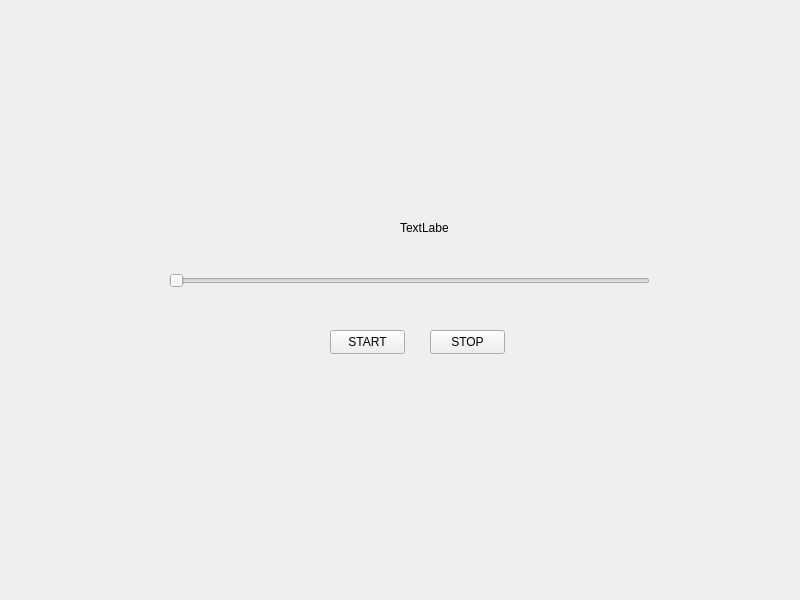
The window that tone_slider/toneslider.ui (aronsar/synth) describes before a commit, drawn with Qt 5.
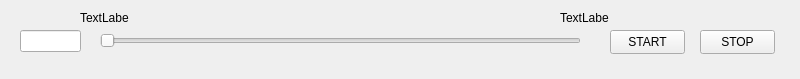
The same window after the commit.

Commit message: widgetized toneslider and added 3 copies to main window

Patch:
```diff
--- a/tone_slider/toneslider.ui
+++ b/tone_slider/toneslider.ui
@@ -7,7 +7,7 @@
     <x>0</x>
     <y>0</y>
     <width>800</width>
-    <height>600</height>
+    <height>79</height>
    </rect>
   </property>
   <property name="windowTitle">
@@ -16,8 +16,8 @@
   <widget class="QSlider" name="horizontalSlider">
    <property name="geometry">
     <rect>
-     <x>169</x>
-     <y>270</y>
+     <x>100</x>
+     <y>30</y>
      <width>481</width>
      <height>22</height>
     </rect>
@@ -29,8 +29,8 @@
   <widget class="QPushButton" name="startButton">
    <property name="geometry">
     <rect>
-     <x>330</x>
-     <y>330</y>
+     <x>610</x>
+     <y>30</y>
      <width>75</width>
      <height>24</height>
     </rect>
@@ -42,8 +42,8 @@
   <widget class="QPushButton" name="stopButton">
    <property name="geometry">
     <rect>
-     <x>430</x>
-     <y>330</y>
+     <x>700</x>
+     <y>30</y>
      <width>75</width>
      <height>24</height>
     </rect>
@@ -52,11 +52,34 @@
     <string>STOP</string>
    </property>
   </widget>
-  <widget class="QLabel" name="label">
+  <widget class="QLineEdit" name="lineEdit">
    <property name="geometry">
     <rect>
-     <x>400</x>
-     <y>220</y>
+     <x>20</x>
+     <y>30</y>
+     <width>61</width>
+     <height>22</height>
+    </rect>
+   </property>
+  </widget>
+  <widget class="QLabel" name="minFreqLabel">
+   <property name="geometry">
+    <rect>
+     <x>80</x>
+     <y>10</y>
+     <width>49</width>
+     <height>16</height>
+    </rect>
+   </property>
+   <property name="text">
+    <string>TextLabel</string>
+   </property>
+  </widget>
+  <widget class="QLabel" name="maxFreqLabel">
+   <property name="geometry">
+    <rect>
+     <x>560</x>
+     <y>10</y>
      <width>49</width>
      <height>16</height>
     </rect>
```
The commit also changes 8 other files.
